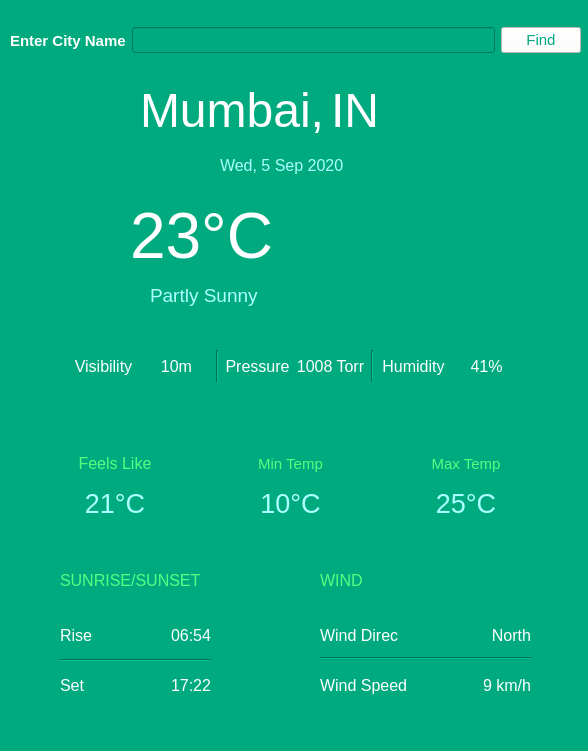
This is widget.ui in shwetalsoni/WeatherApp as Qt 5 draws it before an edit. The edited form follows.
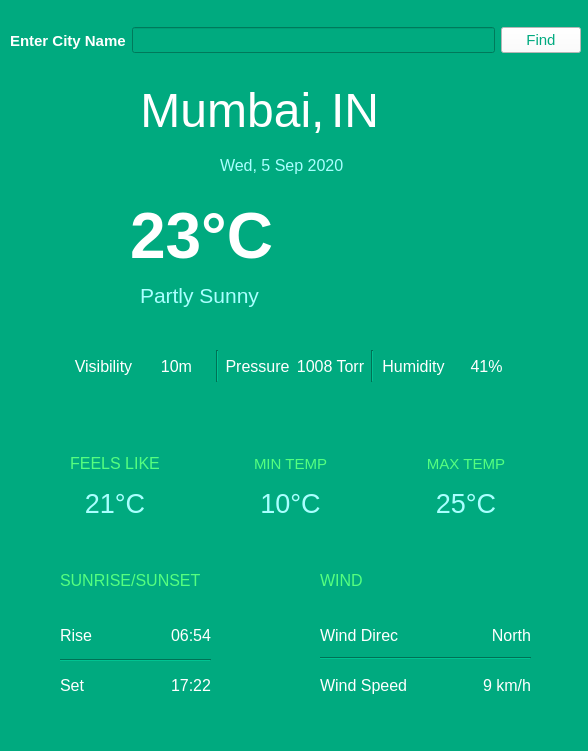
This is the edited form. Icons and pictures are not drawn.

Patch:
```diff
--- a/widget.ui
+++ b/widget.ui
@@ -10,6 +10,12 @@
     <height>751</height>
    </rect>
   </property>
+  <property name="maximumSize">
+   <size>
+    <width>588</width>
+    <height>751</height>
+   </size>
+  </property>
   <property name="windowTitle">
    <string>Widget</string>
   </property>
@@ -30,6 +36,8 @@
     <font>
      <family>Yu Gothic UI</family>
      <pointsize>48</pointsize>
+     <weight>75</weight>
+     <bold>true</bold>
     </font>
    </property>
    <property name="cursor">
@@ -46,16 +54,16 @@
   <widget class="QLabel" name="weatherlabel">
    <property name="geometry">
     <rect>
-     <x>150</x>
+     <x>140</x>
      <y>280</y>
-     <width>131</width>
+     <width>151</width>
      <height>31</height>
     </rect>
    </property>
    <property name="font">
     <font>
      <family>Yu Gothic UI</family>
-     <pointsize>14</pointsize>
+     <pointsize>16</pointsize>
      <weight>50</weight>
      <bold>false</bold>
     </font>
@@ -321,7 +329,7 @@
        <string notr="true">color: rgb(85, 255, 127);</string>
       </property>
       <property name="text">
-       <string>Feels Like</string>
+       <string>FEELS LIKE</string>
       </property>
       <property name="alignment">
        <set>Qt::AlignCenter</set>
@@ -340,7 +348,7 @@
        <string notr="true">color: rgb(85, 255, 127);</string>
       </property>
       <property name="text">
-       <string>Min Temp</string>
+       <string>MIN TEMP</string>
       </property>
       <property name="alignment">
        <set>Qt::AlignCenter</set>
@@ -359,7 +367,7 @@
        <string notr="true">color: rgb(85, 255, 127);</string>
       </property>
       <property name="text">
-       <string>Max Temp</string>
+       <string>MAX TEMP</string>
       </property>
       <property name="alignment">
        <set>Qt::AlignCenter</set>
@@ -624,6 +632,9 @@
       <property name="text">
        <string>Mumbai,</string>
       </property>
+      <property name="alignment">
+       <set>Qt::AlignCenter</set>
+      </property>
      </widget>
     </item>
     <item>
```
Left out of the diff: 5 changed lines with no effect on the pictures.
